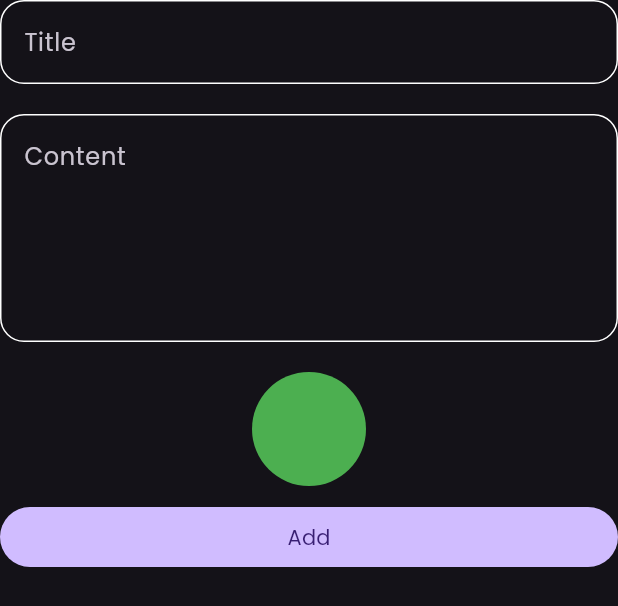
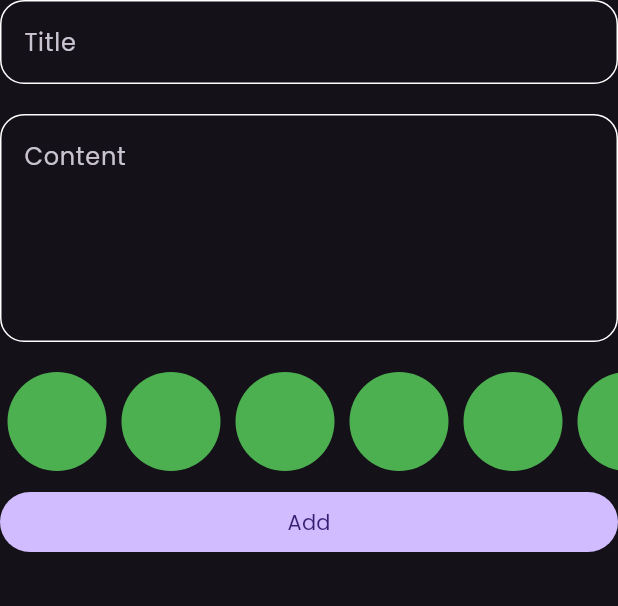
Before and after one commit to AhmedBelal31/Notes-App-With-Hive, a Flutter app: the AddNoteForm widget shown alone on an empty page, opened directly, on a phone screen of 412 x 824 dp. Shown: the top 606 px of the screen. Run offline on Flutter 3.47's test engine with Material 3 defaults, Android fonts, the phone set to English and light mode, and no system bars; our stand-ins replace bloc, flutter_bloc, hive, hive_flutter; accounts and stored records are empty.

Commit message:
build Notes Color ListView

```diff
--- a/lib/features/add_read_notes/presentation/widgets/add_note_form.dart
+++ b/lib/features/add_read_notes/presentation/widgets/add_note_form.dart
@@ -6,6 +6,7 @@ import 'package:notes_app_with_hive/features/add_read_notes/presentation/control
 import 'package:notes_app_with_hive/features/add_read_notes/presentation/controller/add_notes_cubit/add_notes_states.dart';
 import '../../../../core/widgets/custom_text_form_field.dart';
 import 'custom_indicator.dart';
+import 'notes_color_listView.dart';
 
 class AddNoteForm extends StatefulWidget {
   const AddNoteForm({
@@ -15,6 +16,7 @@ class AddNoteForm extends StatefulWidget {
   @override
   State<AddNoteForm> createState() => _AddNoteFormState();
 }
+
 class _AddNoteFormState extends State<AddNoteForm> {
   GlobalKey<FormState> formKey = GlobalKey();
   AutovalidateMode autoValidateMode = AutovalidateMode.disabled;
@@ -44,7 +46,7 @@ class _AddNoteFormState extends State<AddNoteForm> {
               // onSaved:(){},
             ),
           ),
-          NoteItemColor(),
+          const NotesColorListView(),
           BlocBuilder<NotesCubit, NotesStates>(
             builder: (context, state) {
               return SizedBox(
@@ -86,17 +88,3 @@ class _AddNoteFormState extends State<AddNoteForm> {
     }
   }
 }
-class NoteItemColor extends StatelessWidget {
-  const NoteItemColor({super.key});
-
-  @override
-  Widget build(BuildContext context) {
-    return Padding(
-      padding: const EdgeInsets.only(bottom: 10),
-      child: CircleAvatar(
-        backgroundColor: Colors.green,
-        radius: 38,
-      ),
-    );
-  }
-}
--- /dev/null
+++ b/lib/features/add_read_notes/presentation/widgets/note_color_item.dart
@@ -0,0 +1,16 @@
+import 'package:flutter/material.dart';
+
+class NoteColorItem extends StatelessWidget {
+  const NoteColorItem({super.key});
+
+  @override
+  Widget build(BuildContext context) {
+    return Padding(
+      padding: const EdgeInsets.only(bottom: 10),
+      child: CircleAvatar(
+        backgroundColor: Colors.green,
+        radius: 38,
+      ),
+    );
+  }
+}
--- /dev/null
+++ b/lib/features/add_read_notes/presentation/widgets/notes_color_listView.dart
@@ -0,0 +1,20 @@
+import 'package:flutter/material.dart';
+
+import 'note_color_item.dart';
+
+class NotesColorListView extends StatelessWidget {
+  const NotesColorListView({super.key});
+
+  @override
+  Widget build(BuildContext context) {
+    return SizedBox(
+      height: 38 * 2,
+      child: ListView.builder(
+        physics: const BouncingScrollPhysics(),
+        scrollDirection: Axis.horizontal,
+        itemBuilder: (context, index) => const NoteColorItem(),
+        itemCount: 6,
+      ),
+    );
+  }
+}
```
